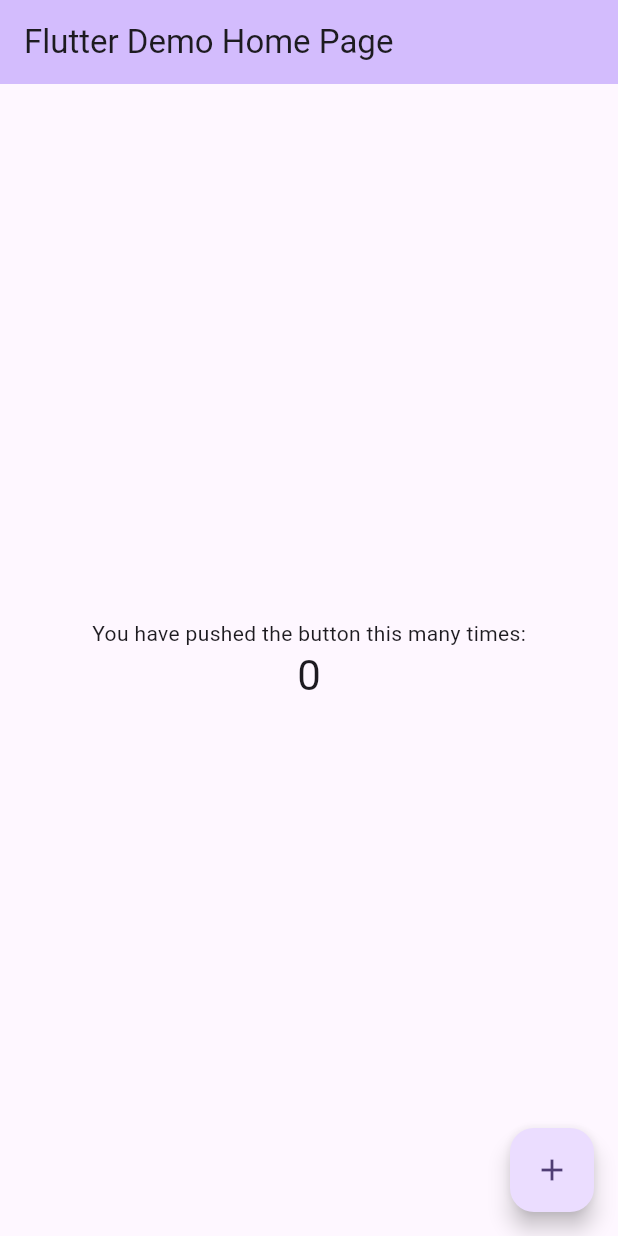
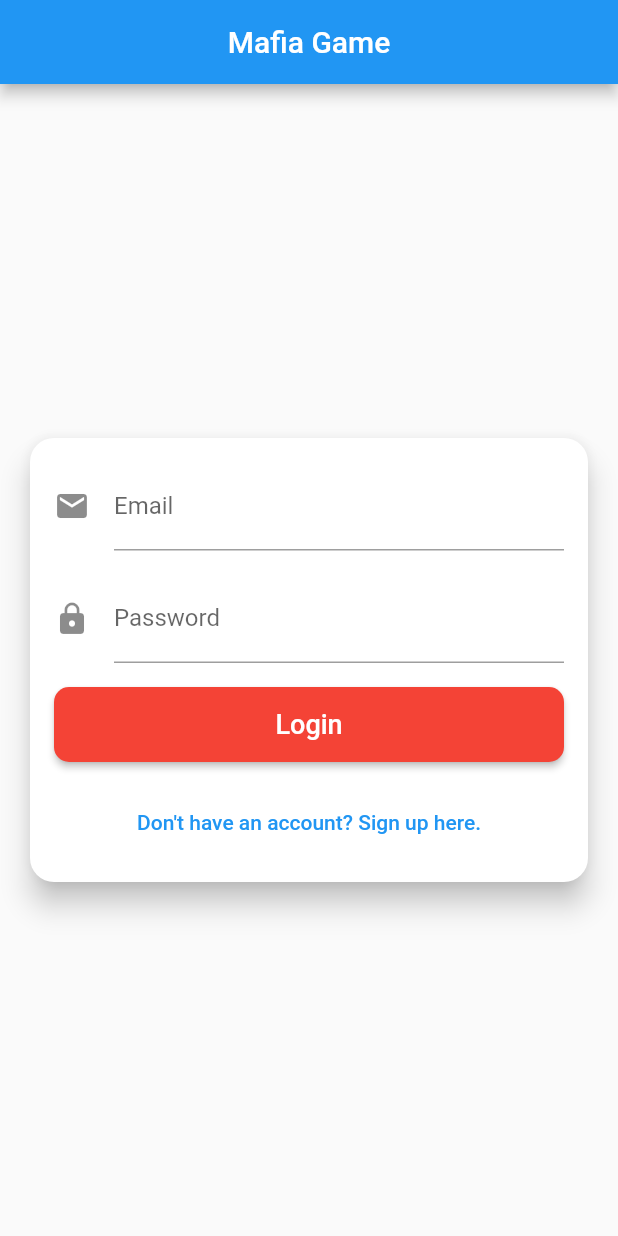
Before and after one commit to ElvinMammadov/MafiaGame, a Flutter app: the screen it shows after launch, on a phone screen of 412 x 824 dp. Run offline on Flutter 3.47's test engine with Material 2 defaults, Android fonts, the light colour scheme and no system bars; our stand-ins replace firebase_auth, firebase_core; accounts and stored records are empty; generated files the repository leaves out were written again.

Commit message:
Login and sign up implemented

```diff
--- a/lib/main.dart
+++ b/lib/main.dart
@@ -1,96 +1,25 @@
+import 'package:firebase_core/firebase_core.dart';
 import 'package:flutter/material.dart';
+import 'package:mafia_game/utils/navigator.dart';
+import 'package:mafia_game/firebase_options.dart';
 
-void main() {
+Future<void> main() async {
+  WidgetsFlutterBinding.ensureInitialized();
+  await Firebase.initializeApp(options: DefaultFirebaseOptions.currentPlatform);
+
   runApp(const MyApp());
 }
 
 class MyApp extends StatelessWidget {
   const MyApp({super.key});
 
-  // This widget is the root of your application.
   @override
-  Widget build(BuildContext context) {
-    return MaterialApp(
-      title: 'Flutter Demo',
+  Widget build(BuildContext context) => MaterialApp(
+      title: 'Mafia Game',
       theme: ThemeData(
-        colorScheme: ColorScheme.fromSeed(seedColor: Colors.deepPurple),
-        useMaterial3: true,
+        primarySwatch: Colors.blue,
       ),
-      home: const MyHomePage(title: 'Flutter Demo Home Page'),
+      onGenerateRoute: AppNavigator.generateRoute,
+      initialRoute: AppNavigator.loginPage,
     );
-  }
 }
-
-class MyHomePage extends StatefulWidget {
-  const MyHomePage({super.key, required this.title});
-
-  final String title;
-
-  @override
-  State<MyHomePage> createState() => _MyHomePageState();
-}
-
-class _MyHomePageState extends State<MyHomePage> {
-  int _counter = 0;
-
-  void _incrementCounter() {
-    setState(() {
-      _counter++;
-    });
-  }
-
-  @override
-  Widget build(BuildContext context) {
-    // This method is rerun every time setState is called, for instance as done
-    // by the _incrementCounter method above.
-    //
-    // The Flutter framework has been optimized to make rerunning build methods
-    // fast, so that you can just rebuild anything that needs updating rather
-    // than having to individually change instances of widgets.
-    return Scaffold(
-      appBar: AppBar(
-        // TRY THIS: Try changing the color here to a specific color (to
-        // Colors.amber, perhaps?) and trigger a hot reload to see the AppBar
-        // change color while the other colors stay the same.
-        backgroundColor: Theme.of(context).colorScheme.inversePrimary,
-        // Here we take the value from the MyHomePage object that was created by
-        // the App.build method, and use it to set our appbar title.
-        title: Text(widget.title),
-      ),
-      body: Center(
-        // Center is a layout widget. It takes a single child and positions it
-        // in the middle of the parent.
-        child: Column(
-          // Column is also a layout widget. It takes a list of children and
-          // arranges them vertically. By default, it sizes itself to fit its
-          // children horizontally, and tries to be as tall as its parent.
-          //
-          // Column has various properties to control how it sizes itself and
-          // how it positions its children. Here we use mainAxisAlignment to
-          // center the children vertically; the main axis here is the vertical
-          // axis because Columns are vertical (the cross axis would be
-          // horizontal).
-          //
-          // TRY THIS: Invoke "debug painting" (choose the "Toggle Debug Paint"
-          // action in the IDE, or press "p" in the console), to see the
-          // wireframe for each widget.
-          mainAxisAlignment: MainAxisAlignment.center,
-          children: <Widget>[
-            const Text(
-              'You have pushed the button this many times:',
-            ),
-            Text(
-              '$_counter',
-              style: Theme.of(context).textTheme.headlineMedium,
-            ),
-          ],
-        ),
-      ),
-      floatingActionButton: FloatingActionButton(
-        onPressed: _incrementCounter,
-        tooltip: 'Increment',
-        child: const Icon(Icons.add),
-      ), // This trailing comma makes auto-formatting nicer for build methods.
-    );
-  }
-}
--- /dev/null
+++ b/lib/presentation/pages/auth/login_page.dart
@@ -0,0 +1,111 @@
+import 'package:firebase_auth/firebase_auth.dart';
+import 'package:flutter/material.dart';
+import 'package:mafia_game/utils/app_strings.dart';
+import 'package:mafia_game/utils/navigator.dart';
+import 'package:mafia_game/presentation/widgets/app_bar.dart';
+import 'package:mafia_game/presentation/validators/validators.dart'; // Import Validators
+
+class LoginPage extends StatefulWidget {
+  const LoginPage({Key? key}) : super(key: key);
+
+  @override
+  State<LoginPage> createState() => _LoginPageState();
+}
+
+class _LoginPageState extends State<LoginPage> {
+  final FirebaseAuth _auth = FirebaseAuth.instance;
+  final TextEditingController _emailController = TextEditingController();
+  final TextEditingController _passwordController = TextEditingController();
+  final GlobalKey<FormState> _formKey = GlobalKey<FormState>(); // Add GlobalKey for the Form
+
+  Future<void> _signInWithEmailAndPassword() async {
+    try {
+      await _auth.signInWithEmailAndPassword(
+        email: _emailController.text.trim(),
+        password: _passwordController.text,
+      );
+      // Navigate to the next screen upon successful login
+      // Navigator.pushReplacement(context, MaterialPageRoute(builder: (context) => NextScreen()));
+    } catch (e) {
+      print("Error during login: $e");
+      // Handle login errors (show a snackbar, etc.)
+    }
+  }
+
+  @override
+  Widget build(BuildContext context) => Scaffold(
+    appBar: const DefaultAppBar(
+      title: AppStrings.title,
+      showBackButton: false,
+    ),
+    body: Padding(
+      padding: const EdgeInsets.all(16.0),
+      child: Center(
+        child: Card(
+          elevation: 8.0,
+          shape: RoundedRectangleBorder(
+            borderRadius: BorderRadius.circular(16.0),
+          ),
+          child: Padding(
+            padding: const EdgeInsets.all(16.0),
+            child: Form(
+              key: _formKey,
+              child: Column(
+                mainAxisSize: MainAxisSize.min,
+                children: [
+                  TextFormField(
+                    controller: _emailController,
+                    decoration: const InputDecoration(
+                      labelText: AppStrings.email,
+                      icon: Icon(Icons.email),
+                    ),
+                    validator: Validators.validateEmail,
+                  ),
+                  const SizedBox(height: 16),
+                  TextFormField(
+                    controller: _passwordController,
+                    decoration: const InputDecoration(
+                      labelText: AppStrings.password,
+                      icon: Icon(Icons.lock),
+                    ),
+                    obscureText: true,
+                    validator: Validators.validatePassword,
+                  ),
+                  const SizedBox(height: 16),
+                  SizedBox(
+                    width: double.infinity,
+                    height: 50,
+                    child: ElevatedButton(
+                      onPressed: () {
+                        if (_formKey.currentState!.validate()) {
+                          _signInWithEmailAndPassword();
+                        }
+                      },
+                      style: ElevatedButton.styleFrom(
+                        backgroundColor: Colors.red,
+                        shape: RoundedRectangleBorder(
+                          borderRadius: BorderRadius.circular(10.0),
+                        ),
+                      ),
+                      child: const Text(
+                        AppStrings.loginButton,
+                        style: TextStyle(fontSize: 18),
+                      ),
+                    ),
+                  ),
+                  const SizedBox(height: 16),
+                  TextButton(
+                    onPressed: () {
+                      AppNavigator.navigateToSignupPage(context);
+                    },
+                    child: const Text(AppStrings.noAccount),
+                  ),
+                ],
+              ),
+            ),
+          ),
+        ),
+      ),
+    ),
+  );
+}
--- /dev/null
+++ b/lib/presentation/validators/validators.dart
@@ -0,0 +1,21 @@
+class Validators {
+  static String? validateEmail(String? value) {
+    if (value == null || value.isEmpty) {
+      return 'Please enter your email address';
+    }
+
+    // You can add a more sophisticated email validation logic if needed
+
+    return null;
+  }
+
+  static String? validatePassword(String? value) {
+    if (value == null || value.isEmpty) {
+      return 'Please enter your password';
+    }
+
+    // You can add additional password validation logic, e.g., minimum length, special characters, etc.
+
+    return null;
+  }
+}
--- /dev/null
+++ b/lib/presentation/widgets/app_bar.dart
@@ -0,0 +1,22 @@
+import 'package:flutter/material.dart';
+
+class DefaultAppBar extends StatelessWidget implements PreferredSizeWidget {
+  final String title;
+  final bool showBackButton;
+
+  const DefaultAppBar({
+    Key? key,
+    required this.title,
+    this.showBackButton = false,
+  }) : super(key: key);
+
+  @override
+  Widget build(BuildContext context) => AppBar(
+      title: Text(title),
+      automaticallyImplyLeading: showBackButton,
+      centerTitle: true,
+    );
+
+  @override
+  Size get preferredSize => const Size.fromHeight(kToolbarHeight);
+}
--- /dev/null
+++ b/lib/utils/app_strings.dart
@@ -0,0 +1,11 @@
+class AppStrings {
+  static const String title = 'Mafia Game';
+  static const String login = 'Login';
+  static const String signUp = 'Sign Up';
+  static const String email = 'Email';
+  static const String password = 'Password';
+  static const String loginButton = 'Login';
+  static const String signUpButton = 'Sign Up';
+  static const String noAccount = 'Don\'t have an account? Sign up here.';
+  static const String haveAccount = 'Already have an account? Login here.';
+}
--- /dev/null
+++ b/lib/utils/navigator.dart
@@ -0,0 +1,41 @@
+import 'package:flutter/material.dart';
+import 'package:mafia_game/presentation/pages/auth/login_page.dart';
+import 'package:mafia_game/presentation/pages/auth/signup_page.dart';
+
+class AppNavigator {
+  static const String loginPage = '/login';
+  static const String signupPage = '/signup';
+
+  static Route<dynamic> generateRoute(RouteSettings settings) {
+    switch (settings.name) {
+      case loginPage:
+        return MaterialPageRoute(
+          builder: (_) => const LoginPage(),
+          settings: const RouteSettings(name: loginPage),
+        );
+      case signupPage:
+        return MaterialPageRoute(
+          builder: (_) => const SignupPage(),
+          settings: const RouteSettings(name: signupPage),
+        );
+      // Add more routes as needed
+      default:
+        return MaterialPageRoute(
+          builder: (_) => Scaffold(
+            body: Center(
+              child: Text('No route defined for ${settings.name}'),
+            ),
+          ),
+        );
+    }
+  }
+
+  static void navigateToLoginPage(BuildContext context) {
+    Navigator.pushNamedAndRemoveUntil(
+        context, loginPage, (Route route) => false);
+  }
+
+  static void navigateToSignupPage(BuildContext context) {
+    Navigator.pushNamed(context, signupPage);
+  }
+}
```
Also changed, not shown: analysis_options.yaml (+91 -25 lines), lib/presentation/pages/auth/signup_page.dart (added, +115 -0 lines), pubspec.yaml (+3 -11 lines), pubspec.lock, 13 other files.
